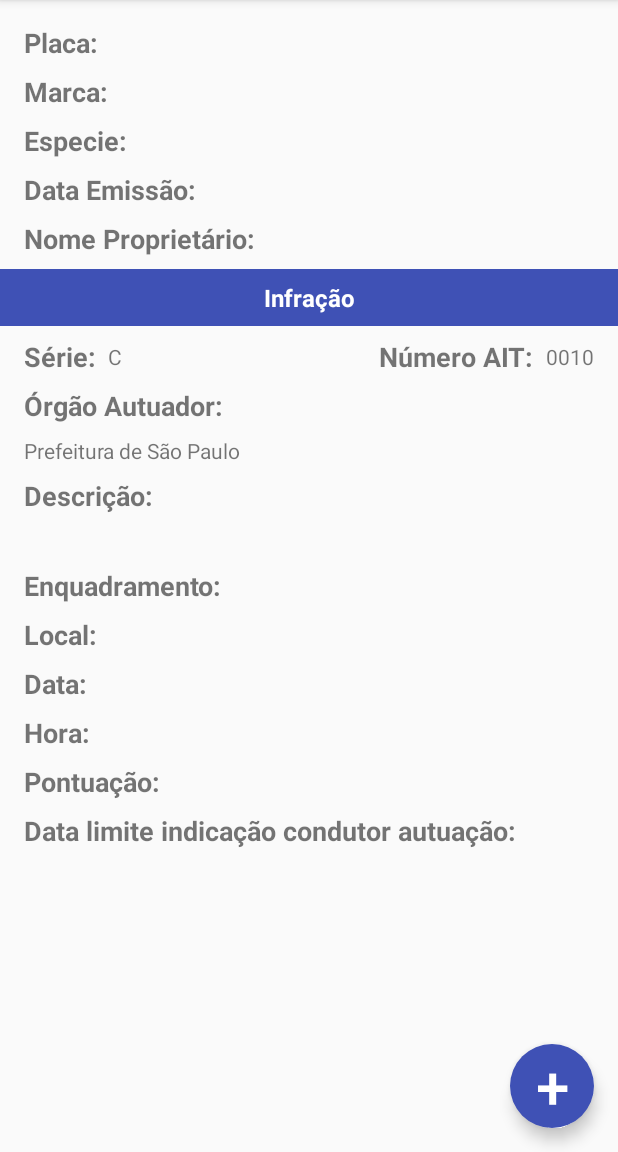
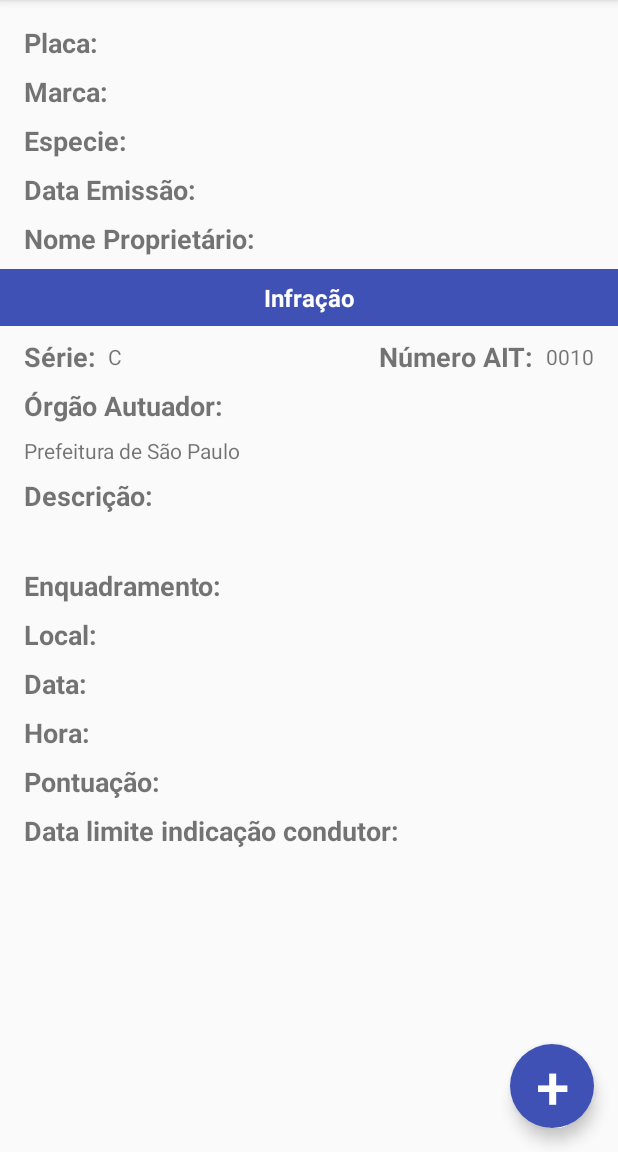
Before and after one commit to ProdigalSorc/ServicosPrefeituras, an Android app: the ResumoMultaActivity screen opened directly, with no data from a screen before it, on a phone screen of 412 x 824 dp, the part 84-1236 px from its top. Run offline under Robolectric (Android 15) with nearby library versions, the phone set to English and light mode, and no system bars.

Commit message:
Ajuste Layout Resumo

```diff
--- a/app/src/main/res/layout/activity_resumo_multa.xml
+++ b/app/src/main/res/layout/activity_resumo_multa.xml
@@ -373,7 +373,9 @@
                 android:id="@+id/activity_resumo_multa_data_limite"
                 android:layout_width="wrap_content"
                 android:layout_height="wrap_content"
+                android:layout_marginBottom="32dp"
                 android:layout_marginTop="8dp"
+                app:layout_constraintBottom_toBottomOf="parent"
                 app:layout_constraintStart_toStartOf="@+id/activity_resumo_multa_data_limite_label"
                 app:layout_constraintTop_toBottomOf="@+id/activity_resumo_multa_data_limite_label"
                 tools:text="10/08/2018" />
--- a/app/src/main/res/values/strings.xml
+++ b/app/src/main/res/values/strings.xml
@@ -42,7 +42,7 @@
     <string name="activity_resumo_multa_data_infracao_label">Data:</string>
     <string name="activity_resumo_multa_hora_infracao_label">Hora:</string>
     <string name="activity_resumo_multa_pontuacao_label">Pontuação:</string>
-    <string name="activity_resumo_multa_data_limite_label">Data limite indicação condutor autuação:</string>
+    <string name="activity_resumo_multa_data_limite_label">Data limite indicação condutor:</string>
     <string name="activity_resumo_button_indicar_condutor">Indicar Condutor</string>
     <string name="activity_resumo_button_auto_indicar">Auto Indicar Multa</string>
     <string name="prompt_nome_indicado">Nome</string>
```
